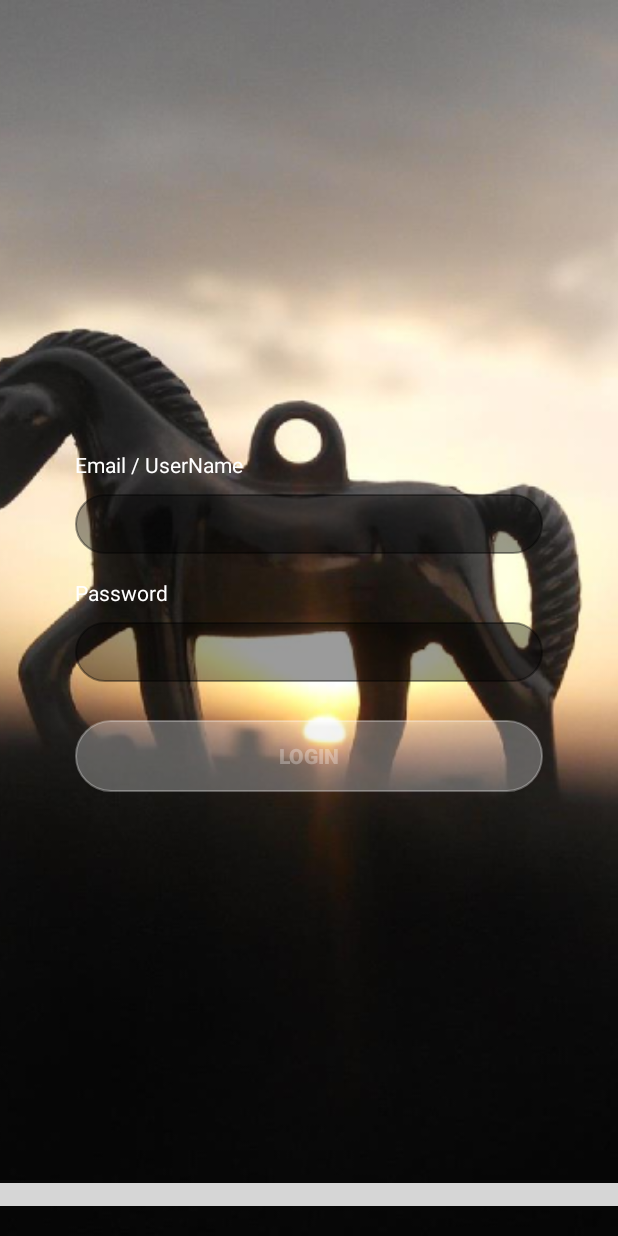
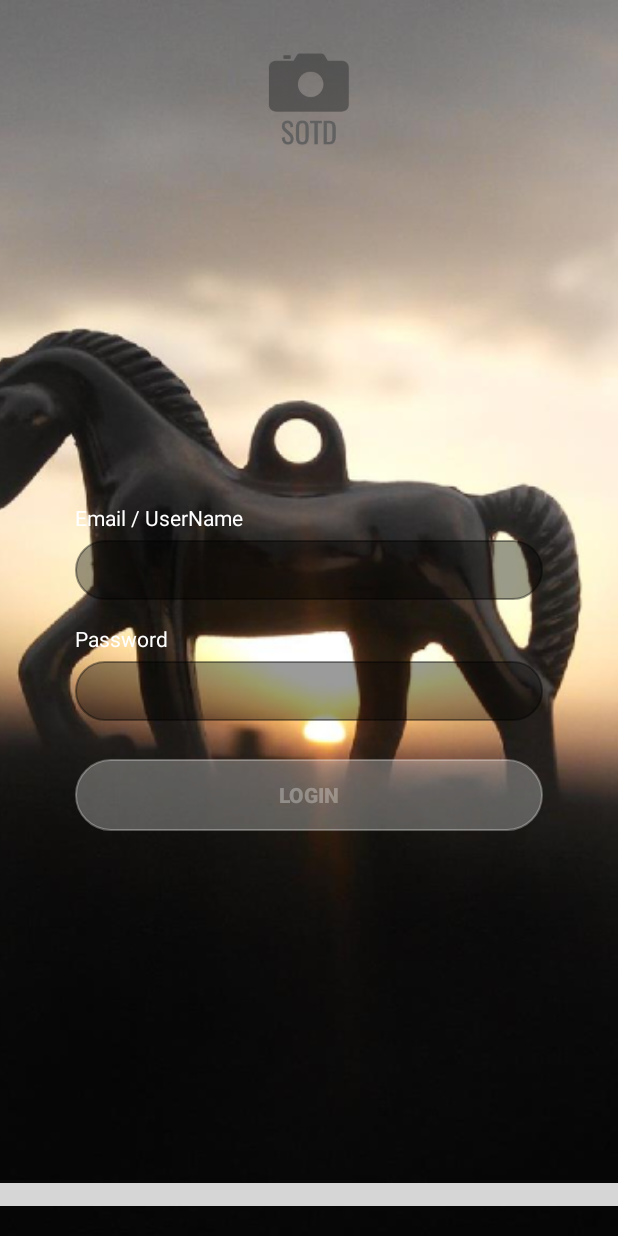
Before and after one commit to Sourabhkhurrana/SOTD, an Android app: the screen it shows after launch (SignIn), on a phone screen of 412 x 824 dp. Run offline under Robolectric (Android 15) with nearby library versions, the phone set to English and light mode, and no system bars; libraries missing offline, so code that uses them is left out: com.pixelcan.inkpageindicator; plain views replace InkPageIndicator; 10 statements that could not run were skipped; grey boxes are pictures that could not be loaded.

Commit message:
Working on Sign / Sign Up

```diff
--- a/app/src/main/java/com/nougatstudio/sotd/activity/SignIn.java
+++ b/app/src/main/java/com/nougatstudio/sotd/activity/SignIn.java
@@ -21,6 +21,7 @@ import com.nougatstudio.sotd.R;
 import com.nougatstudio.sotd.nougatstudio.Blur;
 import com.pixelcan.inkpageindicator.InkPageIndicator;
 
+import layout.Registration;
 import layout.signup;
 
 public class SignIn extends AppCompatActivity {
@@ -83,7 +84,7 @@ InkPageIndicator inkPageIndicator;
                 case 0:
                     return new signup();
                 case 1:
-                    return new signup();
+                    return new Registration();
                 default:
                     return new signup();
             }
--- /dev/null
+++ b/app/src/main/java/layout/Registration.java
@@ -0,0 +1,30 @@
+package layout;
+
+
+import android.os.Bundle;
+import android.support.v4.app.Fragment;
+import android.view.LayoutInflater;
+import android.view.View;
+import android.view.ViewGroup;
+
+import com.nougatstudio.sotd.R;
+
+/**
+ * A simple {@link Fragment} subclass.
+ */
+public class Registration extends Fragment {
+
+
+    public Registration() {
+        // Required empty public constructor
+    }
+
+
+    @Override
+    public View onCreateView(LayoutInflater inflater, ViewGroup container,
+                             Bundle savedInstanceState) {
+        // Inflate the layout for this fragment
+        return inflater.inflate(R.layout.fragment_registration, container, false);
+    }
+
+}
--- a/app/src/main/res/layout/activity_sign_in.xml
+++ b/app/src/main/res/layout/activity_sign_in.xml
@@ -13,19 +13,28 @@
         android:scaleType="centerCrop"
         android:src="@drawable/sunset"/>
 
+<ImageView
+    android:layout_centerHorizontal="true"
+    android:layout_width="100dp"
+    android:id="@+id/myLogo"
+    android:layout_marginTop="16dp"
+    android:src="@drawable/my_logo"
+    android:layout_height="100dp" />
+
 
     <FrameLayout
+        android:layout_below="@+id/myLogo"
         android:id="@+id/frame_container"
         android:layout_width="match_parent"
         android:layout_height="match_parent" />
 
     <android.support.v4.view.ViewPager
+        android:layout_below="@id/myLogo"
         android:visibility="gone"
         android:id="@+id/view_pager"
         android:layout_width="match_parent"
         android:layout_marginBottom="50dp"
         android:layout_height="match_parent" />
-
     <com.pixelcan.inkpageindicator.InkPageIndicator
         android:id="@+id/indicator"
         android:layout_width="fill_parent"
--- a/app/src/main/res/layout/fragment_signup.xml
+++ b/app/src/main/res/layout/fragment_signup.xml
@@ -6,14 +6,18 @@ xmlns:tools="http://schemas.android.com/tools"
 android:background="@null"
 android:orientation="vertical"
 tools:context="layout.signup">
+
 <ScrollView
+    android:layout_marginTop="10dp"
+    android:layout_marginBottom="10dp"
     android:layout_width="match_parent"
     android:fillViewport="true"
+    android:layout_centerInParent="true"
     android:layout_height="wrap_content">
     <RelativeLayout
-        android:layout_marginTop="300dp"
+
         android:layout_width="match_parent"
-        android:layout_height="match_parent">
+        android:layout_height="wrap_content">
 
         <LinearLayout
             android:id="@+id/idLayer"
@@ -23,7 +27,7 @@ tools:context="layout.signup">
         <TextView
             android:layout_width="match_parent"
             android:layout_height="wrap_content"
-            android:layout_marginBottom="10dp"
+            android:layout_marginBottom="5dp"
             android:layout_marginEnd="@dimen/InputEditTextSideMargin"
             android:layout_marginStart="@dimen/InputEditTextSideMargin"
             android:text="@string/emailUserId"
@@ -39,9 +43,9 @@ tools:context="layout.signup">
             <EditText
                 android:layout_width="match_parent"
                 android:layout_height="match_parent"
-                android:layout_marginStart="30dp"
                 android:background="@android:color/transparent"
                 android:gravity="center_vertical"
+                android:paddingLeft="10dp"
                 android:textColor="@android:color/white"
                 android:textSize="20sp" />
         </LinearLayout>
@@ -57,7 +61,7 @@ tools:context="layout.signup">
         <TextView
             android:layout_width="match_parent"
             android:layout_height="wrap_content"
-            android:layout_marginBottom="10dp"
+            android:layout_marginBottom="5dp"
             android:layout_marginEnd="@dimen/InputEditTextSideMargin"
             android:layout_marginStart="@dimen/InputEditTextSideMargin"
             android:text="@string/password"
@@ -73,9 +77,9 @@ tools:context="layout.signup">
             <EditText
                 android:layout_width="match_parent"
                 android:layout_height="match_parent"
-                android:layout_marginStart="30dp"
                 android:background="@android:color/transparent"
                 android:gravity="center_vertical"
+                android:paddingLeft="10dp"
                 android:textColor="@android:color/white"
                 android:textSize="20sp" />
         </LinearLayout>
```
Also changed, not shown: app/src/main/res/layout/custom_sign_in.xml (deleted, +0 -18 lines), app/src/main/res/layout/fragment_registration.xml (added, +201 -0 lines), app/src/main/res/values/strings.xml (+8 -0 lines), app/src/main/res/drawable/my_logo.png (added).
